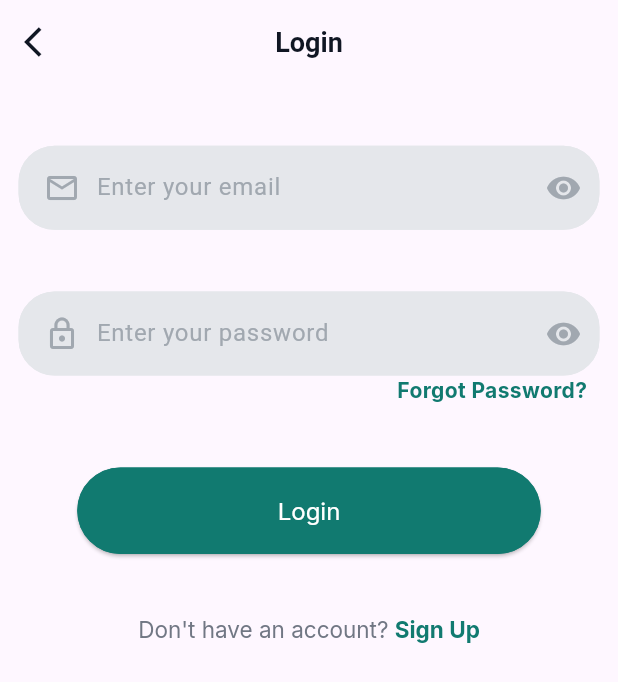
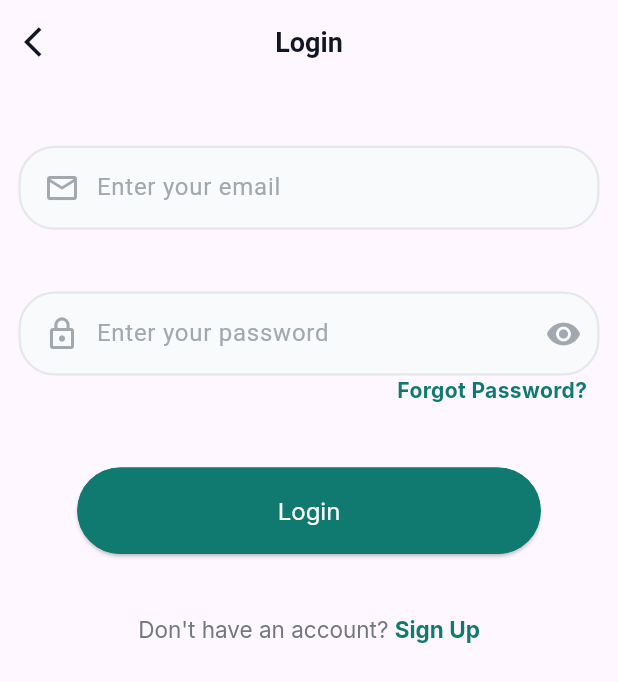
Before and after one commit to fanuelal/wegesha_client, a Flutter app: the AuthPage screen opened directly, on a phone screen of 412 x 824 dp. Shown: the top 682 px of the screen. Run offline on Flutter 3.47's test engine with Material 3 defaults, Android fonts, the phone set to English and light mode, and no system bars; our stand-ins replace flutter_onboarding_slider, google_fonts.

Commit message:
input fix

```diff
--- a/lib/config/theme.dart
+++ b/lib/config/theme.dart
@@ -8,4 +8,5 @@
   static Color grayBorder = const Color(0xffE5E7EB);
   static Color iconGrey = const Color(0xffA1A8B0);
   static Color red = const Color(0xffFF5C5C);
+  static Color lightGray = const Color(0xffF9FAFB);
 }
--- a/lib/main.dart
+++ b/lib/main.dart
@@ -1,7 +1,5 @@
 import 'package:flutter/material.dart';
-import 'package:wegesha_client/screens/Splash.dart';
-
-import 'screens/authPage.dart';
+import './screens/auth_page.dart';
 // import 'screens/auth_type.dart';
 // import 'package:wegesha_client/screens/sign_in.dart';
 
@@ -20,7 +18,7 @@
         colorScheme: ColorScheme.fromSeed(seedColor: Colors.deepPurple),
         useMaterial3: true,
       ),
-      home: const Splash(),
+      home:  const AuthPage(title: "Login",),
     );
   }
 }
--- a/lib/screens/auth_page.dart
+++ b/lib/screens/auth_page.dart
@@ -66,10 +66,10 @@
           child: InputFiled(
             controller: passwordController,
             prefixIcon: Icons.person_3_outlined,
-            suffixIcon: Icons.remove_red_eye,
             placeholder: "Enter your name",
             color: ColorTheme.primaryColor,
             isError: false,
+
           ),
         ),
         Container(
@@ -82,10 +82,10 @@
           child: InputFiled(
             controller: passwordController,
             prefixIcon: Icons.email_outlined,
-            suffixIcon: Icons.remove_red_eye,
             placeholder: "Enter your email",
             color: ColorTheme.primaryColor,
             isError: false,
+
           ),
         ),
         Container(
@@ -98,10 +98,11 @@
           child: InputFiled(
             controller: passwordController,
             prefixIcon: Icons.lock_outline,
-            suffixIcon: Icons.remove_red_eye,
+            suffixIcon: Icons.remove_red_eye_sharp,
             placeholder: "Enter your password",
             color: ColorTheme.primaryColor,
             isError: false,
+            suffixIconNeeded: true,
           ),
         ),
         Container(
@@ -228,7 +229,6 @@
         child: InputFiled(
           controller: emailController,
           prefixIcon: Icons.email_outlined,
-          suffixIcon: Icons.remove_red_eye,
           placeholder: "Enter your email",
           color: ColorTheme.primaryColor,
           isError: false,
@@ -248,6 +248,7 @@
           placeholder: "Enter your password",
           color: ColorTheme.primaryColor,
           isError: false,
+          suffixIconNeeded: true,
         ),
       ),
       Container(
--- a/lib/widget/input_filed.dart
+++ b/lib/widget/input_filed.dart
@@ -8,15 +8,18 @@
   String placeholder;
   Color color;
   bool isError;
+  bool suffixIconNeeded;
   // void onChanged;
-  InputFiled(
-      {super.key,
-      required this.controller,
-      required this.prefixIcon,
-      required this.suffixIcon,
-      required this.placeholder,
-      required this.color,
-      required this.isError,});
+  InputFiled({
+    super.key,
+    required this.controller,
+    required this.prefixIcon,
+    this.suffixIcon = Icons.remove_red_eye_outlined,
+    required this.placeholder,
+    required this.color,
+    required this.isError,
+    this.suffixIconNeeded = false
+  });
 
   @override
   State<InputFiled> createState() => _InputFiledState();
@@ -29,7 +32,7 @@
       controller: widget.controller,
       decoration: InputDecoration(
         filled: true,
-        fillColor: ColorTheme.grayBorder,
+        fillColor: ColorTheme.lightGray,
         enabledBorder: OutlineInputBorder(
             borderRadius: BorderRadius.circular(24),
             borderSide: BorderSide(
@@ -48,7 +51,7 @@
             color: ColorTheme.iconGrey,
           ),
         ),
-        suffixIcon: Icon(widget.suffixIcon, color: ColorTheme.iconGrey),
+         suffixIcon: widget.suffixIconNeeded? Icon(widget.suffixIcon, color: ColorTheme.iconGrey): const Spacer(),
         prefixIconColor: widget.controller.text == ""
             ? ColorTheme.gray
             : ColorTheme.primaryColor,
```
Also changed, not shown: lib/screens/authPage.dart (deleted, +0 -30 lines).
